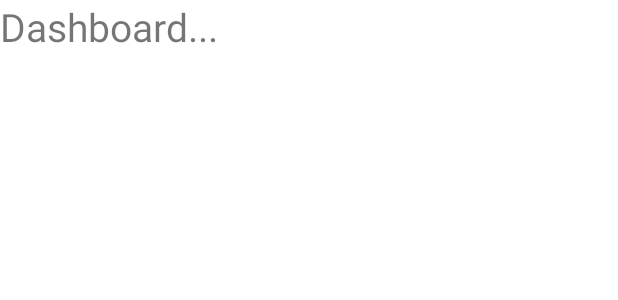
After one commit to ricdotnet/androidone, an Android app: the layout activity_dashboard.xml on its own in the app's theme, with its tools: preview values and no code run, on a phone screen of 412 x 824 dp. The commit adds this screen. Shown: the top 300 px of the screen. Run offline under Robolectric (Android 15) with nearby library versions, the phone set to English and light mode, and no system bars.

Commit message:
22/03/2022
* Added HttpHandler class to handle http requests;
* Changed the apps main colors to match figma's design;
* New DashboardActivity;
* Refactored LoginTask;

```diff
--- a/app/src/main/AndroidManifest.xml
+++ b/app/src/main/AndroidManifest.xml
@@ -13,6 +13,9 @@
         android:theme="@style/Theme.AndroidOne"
         android:usesCleartextTraffic="true">
         <activity
+            android:name=".Views.DashboardActivity"
+            android:exported="false" />
+        <activity
             android:name=".RegisterActivity"
             android:exported="false" />
         <activity
@@ -20,7 +23,6 @@
             android:exported="true">
             <intent-filter>
                 <action android:name="android.intent.action.MAIN" />
-
                 <category android:name="android.intent.category.LAUNCHER" />
             </intent-filter>
         </activity>
--- /dev/null
+++ b/app/src/main/res/layout/activity_dashboard.xml
@@ -0,0 +1,22 @@
+<?xml version="1.0" encoding="utf-8"?>
+<androidx.constraintlayout.widget.ConstraintLayout xmlns:android="http://schemas.android.com/apk/res/android"
+  xmlns:app="http://schemas.android.com/apk/res-auto"
+  xmlns:tools="http://schemas.android.com/tools"
+  android:layout_width="match_parent"
+  android:layout_height="match_parent"
+  tools:context=".Views.DashboardActivity">
+
+  <RelativeLayout
+    android:id="@+id/activity_dashboard"
+    android:layout_width="match_parent"
+    android:layout_height="match_parent">
+
+    <TextView
+      android:layout_width="wrap_content"
+      android:layout_height="wrap_content"
+      android:text="Dashboard..."
+      android:textSize="26sp" />
+
+  </RelativeLayout>
+
+</androidx.constraintlayout.widget.ConstraintLayout>
--- a/app/src/main/res/values-night/themes.xml
+++ b/app/src/main/res/values-night/themes.xml
@@ -2,12 +2,12 @@
     <!-- Base application theme. -->
     <style name="Theme.AndroidOne" parent="Theme.MaterialComponents.DayNight.DarkActionBar">
         <!-- Primary brand color. -->
-        <item name="colorPrimary">@color/purple_200</item>
-        <item name="colorPrimaryVariant">@color/purple_700</item>
+        <item name="colorPrimary">@color/teal_matte_200</item>
+        <item name="colorPrimaryVariant">@color/teal_matte_700</item>
         <item name="colorOnPrimary">@color/black</item>
         <!-- Secondary brand color. -->
-        <item name="colorSecondary">@color/teal_200</item>
-        <item name="colorSecondaryVariant">@color/teal_200</item>
+        <item name="colorSecondary">@color/teal_matte_200</item>
+        <item name="colorSecondaryVariant">@color/teal_matte_200</item>
         <item name="colorOnSecondary">@color/black</item>
         <!-- Status bar color. -->
         <item name="android:statusBarColor" tools:targetApi="l">?attr/colorPrimaryVariant</item>
--- a/app/src/main/res/values/colors.xml
+++ b/app/src/main/res/values/colors.xml
@@ -1,10 +1,10 @@
 <?xml version="1.0" encoding="utf-8"?>
 <resources>
-    <color name="purple_200">#FFBB86FC</color>
-    <color name="purple_500">#FF6200EE</color>
-    <color name="purple_700">#FF3700B3</color>
-    <color name="teal_200">#FF03DAC5</color>
-    <color name="teal_700">#FF018786</color>
-    <color name="black">#FF000000</color>
-    <color name="white">#FFFFFFFF</color>
+  <color name="teal_matte_200">#FF69C8B7</color>
+  <color name="teal_matte_500">#FF4EAC9B</color>
+  <color name="teal_matte_700">#FF2F8E7D</color>
+<!--  <color name="teal_200">#FF03DAC5</color>-->
+<!--  <color name="teal_700">#FF018786</color>-->
+  <color name="black">#FF000000</color>
+  <color name="white">#FFFFFFFF</color>
 </resources>
--- a/app/src/main/res/values/strings.xml
+++ b/app/src/main/res/values/strings.xml
@@ -11,5 +11,9 @@
 
   <!-- Register Activity -->
   <string name="register_screen">Register Screen Here what</string>
+  <string name="register_button">Register</string>
+  <string name="register_username_hint">Username</string>
+  <string name="register_password_hint">Password</string>
+  <string name="register_email_hint">Email</string>
 
 </resources>
--- a/app/src/main/res/values/themes.xml
+++ b/app/src/main/res/values/themes.xml
@@ -2,12 +2,12 @@
   <!-- Base application theme. -->
   <style name="Theme.AndroidOne" parent="Theme.MaterialComponents.DayNight.DarkActionBar">
     <!-- Primary brand color. -->
-        <item name="colorPrimary">@color/purple_500</item>
-        <item name="colorPrimaryVariant">@color/purple_700</item>
+    <item name="colorPrimary">@color/teal_matte_200</item>
+    <item name="colorPrimaryVariant">@color/teal_matte_500</item>
     <item name="colorOnPrimary">@color/white</item>
     <!-- Secondary brand color. -->
-        <item name="colorSecondary">@color/teal_200</item>
-        <item name="colorSecondaryVariant">@color/teal_700</item>
+    <item name="colorSecondary">@color/teal_matte_200</item>
+    <item name="colorSecondaryVariant">@color/teal_matte_500</item>
     <item name="colorOnSecondary">@color/black</item>
     <!-- Status bar color. -->
     <item name="android:statusBarColor" tools:targetApi="l">?attr/colorPrimaryVariant</item>
```
Also changed, not shown: app/src/main/java/dev/ricr/androidone/Auth/LoginTask.java (+10 -50 lines), app/src/main/java/dev/ricr/androidone/Helpers/HttpHandler.java (added, +80 -0 lines), app/src/main/java/dev/ricr/androidone/LoginActivity.java (+13 -9 lines), app/src/main/java/dev/ricr/androidone/RegisterActivity.java (+18 -8 lines), app/src/main/java/dev/ricr/androidone/Views/DashboardActivity.java (added, +20 -0 lines), app/src/main/res/layout/activity_register.xml (+30 -10 lines), app/src/main/java/dev/ricr/androidone/Helpers/AsyncRunner.java (indentation only), app/src/main/res/layout/activity_login.xml (indentation only), 1 other file. Lines whose indentation alone changed are shown as unchanged.
